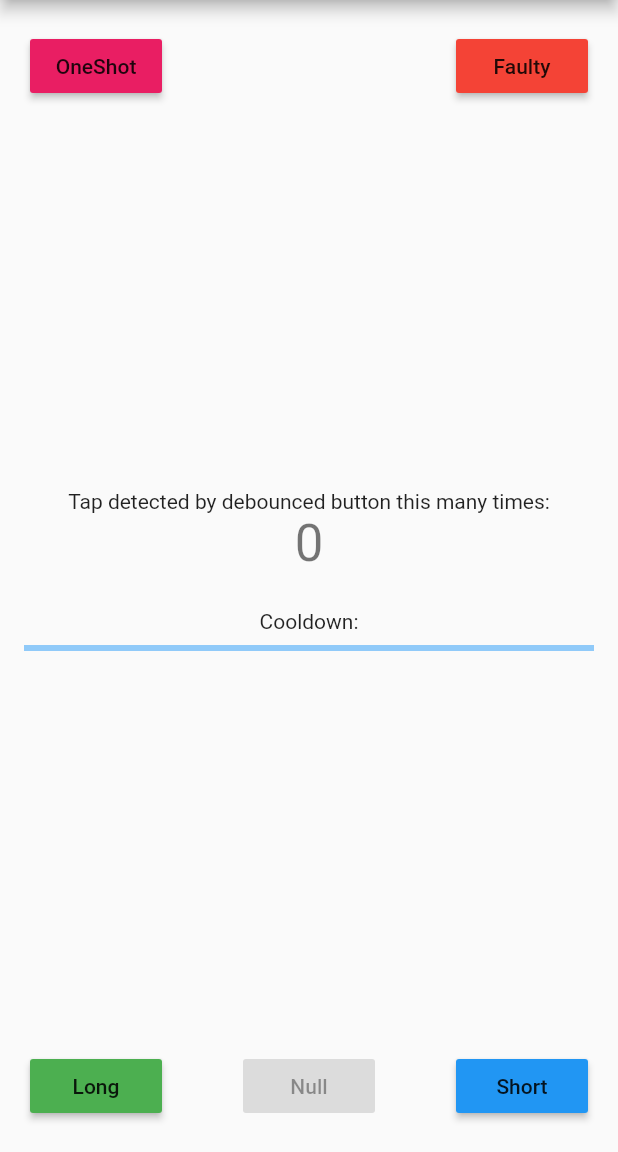
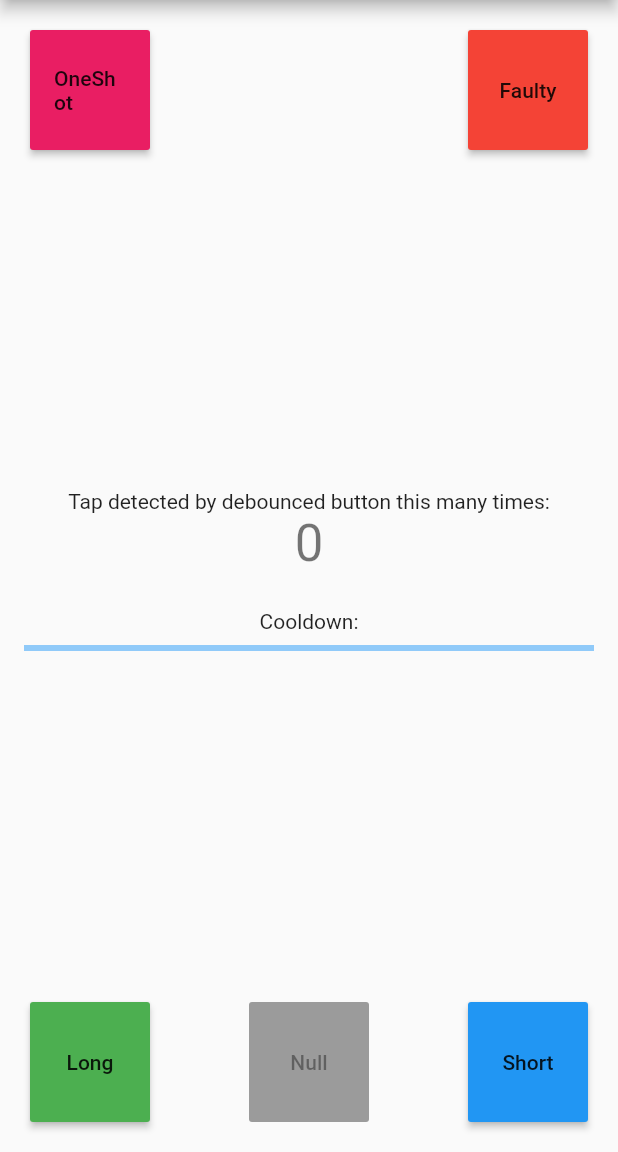
Before and after one commit to sla-000/flutter_debouncer, a Flutter app: the screen it shows after launch, on a phone screen of 412 x 824 dp, the part 84-1236 px from its top. Run offline on Flutter 3.47's test engine with Material 2 defaults, Android fonts, the phone set to English and light mode, and no system bars.

Commit message:
Update example

```diff
--- a/example/lib/main.dart
+++ b/example/lib/main.dart
@@ -51,17 +51,13 @@ class _MyHomePageState extends State<MyHomePage> {
             child: Column(
               mainAxisAlignment: MainAxisAlignment.center,
               children: <Widget>[
-                const Text(
-                  'Tap detected by debounced button this many times:',
-                ),
+                const Text('Tap detected by debounced button this many times:'),
                 Text(
                   '$_counter',
-                  style: Theme.of(context).textTheme.display1,
+                  style: Theme.of(context).textTheme.headline4,
                 ),
                 const SizedBox(height: 24),
-                const Text(
-                  'Cooldown:',
-                ),
+                const Text('Cooldown:'),
                 Padding(
                   padding:
                       const EdgeInsets.symmetric(horizontal: 16.0, vertical: 8),
@@ -73,6 +69,9 @@ class _MyHomePageState extends State<MyHomePage> {
           Positioned(
             bottom: 20,
             right: 20,
+            child: SizedBox(
+              width: 80,
+              height: 80,
               child: TapDebouncer(
                 cooldown: const Duration(milliseconds: kCooldownShort_ms),
                 onTap: () async {
@@ -83,16 +82,22 @@ class _MyHomePageState extends State<MyHomePage> {
                 builder: (BuildContext context, TapDebouncerFunc onTap) {
                   return RaisedButton(
                     color: Colors.blue,
-                  disabledColor: Colors.grey,
                     onPressed: onTap,
-                  child: const Text('Short'),
+                    // variant with manual test onTap for null in builder
+                    child: onTap == null
+                        ? const Text('Wait...')
+                        : const Text('Short'),
                   );
                 },
+              ),
             ),
           ),
           Positioned(
             bottom: 20,
             left: 20,
+            child: SizedBox(
+              width: 80,
+              height: 80,
               child: TapDebouncer(
                 onTap: () async {
                   _startCooldownIndicator(kCooldownLong_ms);
@@ -106,38 +111,53 @@ class _MyHomePageState extends State<MyHomePage> {
                 builder: (BuildContext context, TapDebouncerFunc onTap) {
                   return RaisedButton(
                     color: Colors.green,
-                  disabledColor: Colors.grey,
                     onPressed: onTap,
-                  child: const Text('Long'),
+                    child: const Center(child: Text('Long')),
                   );
                 },
+                // variant with using waitBuilder instead of test onTap for null
+                waitBuilder: (BuildContext context, Widget child) {
+                  return Stack(
+                    children: <Widget>[
+                      child,
+                      const Center(child: CircularProgressIndicator()),
+                    ],
+                  );
+                },
+              ),
             ),
           ),
           Positioned(
             top: 20,
             left: 20,
+            child: SizedBox(
+              width: 80,
+              height: 80,
               child: TapDebouncer(
+                cooldown: TapDebouncer.kNeverCooldown,
                 onTap: () async {
                   _incrementCounter();
-
-                await Future<void>.delayed(TapDebouncer.kNeverCooldown);
                 },
                 builder: (BuildContext context, TapDebouncerFunc onTap) {
                   return RaisedButton(
                     color: Colors.pink,
-                  disabledColor: Colors.grey,
                     onPressed: onTap,
                     child: const Text('OneShot'),
                   );
                 },
               ),
             ),
+          ),
           Positioned(
             top: 20,
             right: 20,
             child: Builder(
+              // Builder is needed just to get context for showSnackBar
               builder: (BuildContext context) {
-                return TapDebouncer(
+                return SizedBox(
+                  width: 80,
+                  height: 80,
+                  child: TapDebouncer(
                     cooldown: const Duration(milliseconds: kCooldownShort_ms),
                     onTap: () async {
                       _startCooldownIndicator(kCooldownShort_ms * 2);
@@ -159,30 +179,36 @@ class _MyHomePageState extends State<MyHomePage> {
                     builder: (BuildContext context, TapDebouncerFunc onTap) {
                       return RaisedButton(
                         color: Colors.red,
-                      disabledColor: Colors.grey,
                         onPressed: onTap,
-                      child: const Text('Faulty'),
+                        child: Center(
+                            child: onTap == null
+                                ? const Text('Wait\nfail...')
+                                : const Text('Faulty')),
                       );
                     },
+                  ),
                 );
               },
             ),
           ),
           Positioned(
             bottom: 20,
-            left: 80,
-            right: 80,
+            left: 100,
+            right: 100,
             child: Center(
+              child: SizedBox(
+                width: 80,
+                height: 80,
                 child: TapDebouncer(
                   onTap: null,
                   builder: (BuildContext context, TapDebouncerFunc onTap) {
                     return RaisedButton(
                       color: Colors.black26,
-                    disabledColor: Colors.black12,
                       onPressed: onTap,
                       child: const Text('Null'),
                     );
                   },
+                ),
               ),
             ),
           ),
```
Lines whose indentation alone changed are shown as unchanged.
